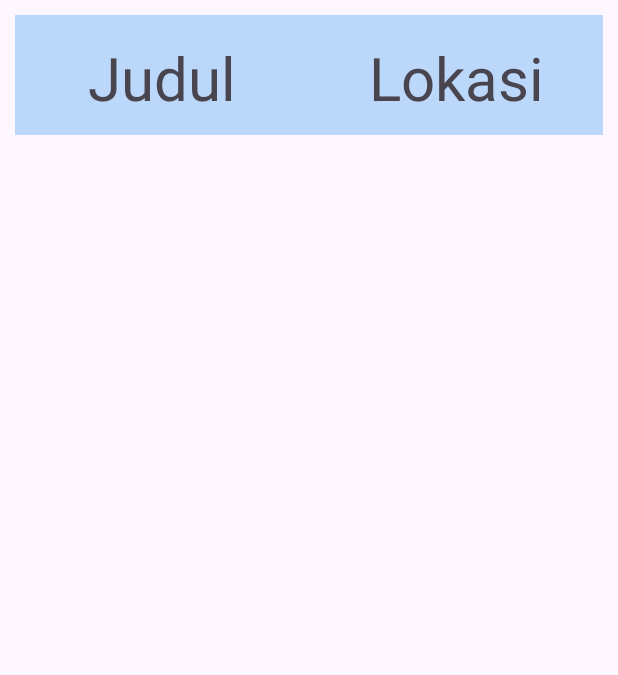
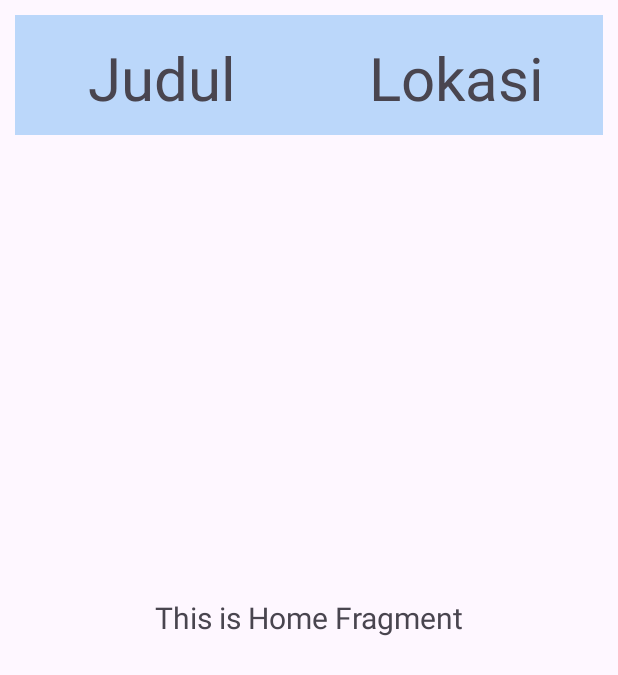
Before and after one commit to Erfin-FlyingCow/MobileProgramingUas, an Android app: the layout fragment_home.xml on its own in the app's theme, with its tools: preview values and no code run, on a phone screen of 412 x 824 dp. Shown: the top 675 px of the screen. Run offline under Robolectric (Android 15) with nearby library versions, the phone set to English and light mode, and no system bars.

Commit message:
Home Fragment work

```diff
--- a/app/src/main/res/layout/activity_main.xml
+++ b/app/src/main/res/layout/activity_main.xml
@@ -10,6 +10,7 @@
 
 
     <FrameLayout
+        android:id="@+id/fragment_container"
         android:layout_width="match_parent"
         android:layout_height="match_parent">
 
--- a/app/src/main/res/layout/fragment_home.xml
+++ b/app/src/main/res/layout/fragment_home.xml
@@ -11,5 +11,12 @@
         android:layout_width="match_parent"
         android:layout_height="match_parent"
         tools:listitem="@layout/list_item"/>
+     <TextView
+         android:layout_width="match_parent"
+         android:layout_height="wrap_content"
+         android:text="This is Home Fragment"
+         android:layout_gravity="center"
+         android:textAlignment="center"
+         android:textSize="20sp"/>
 
 </FrameLayout>
```
Also changed, not shown: app/src/main/java/com/example/projectuas/MainActivity.kt (+9 -0 lines).
